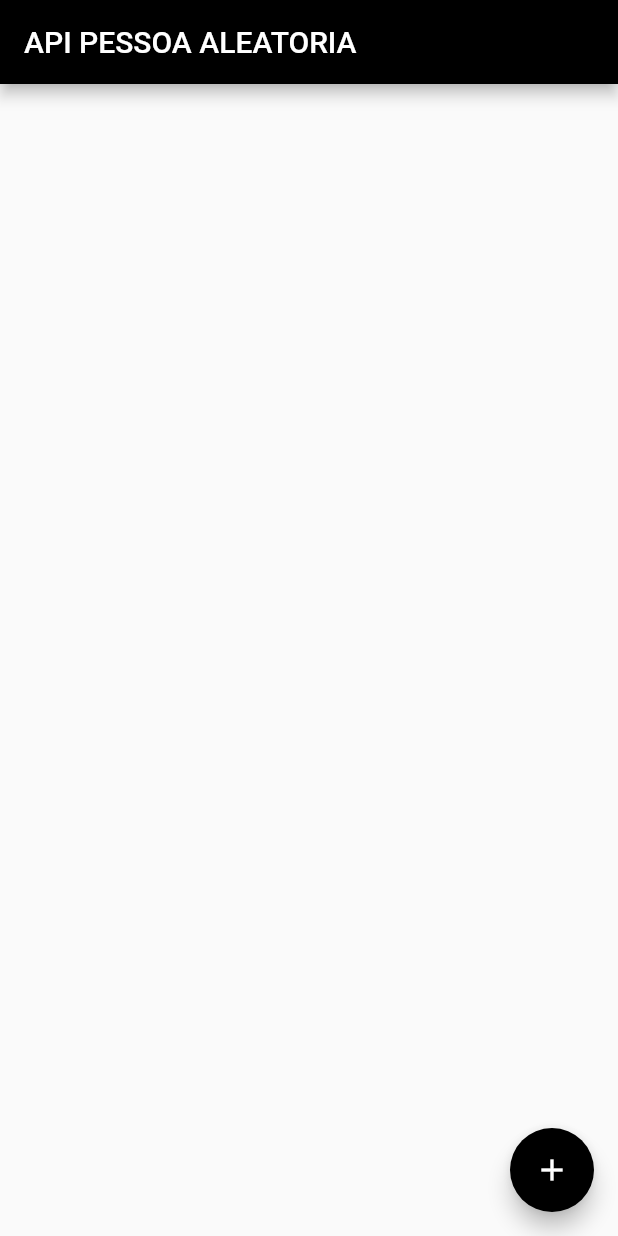
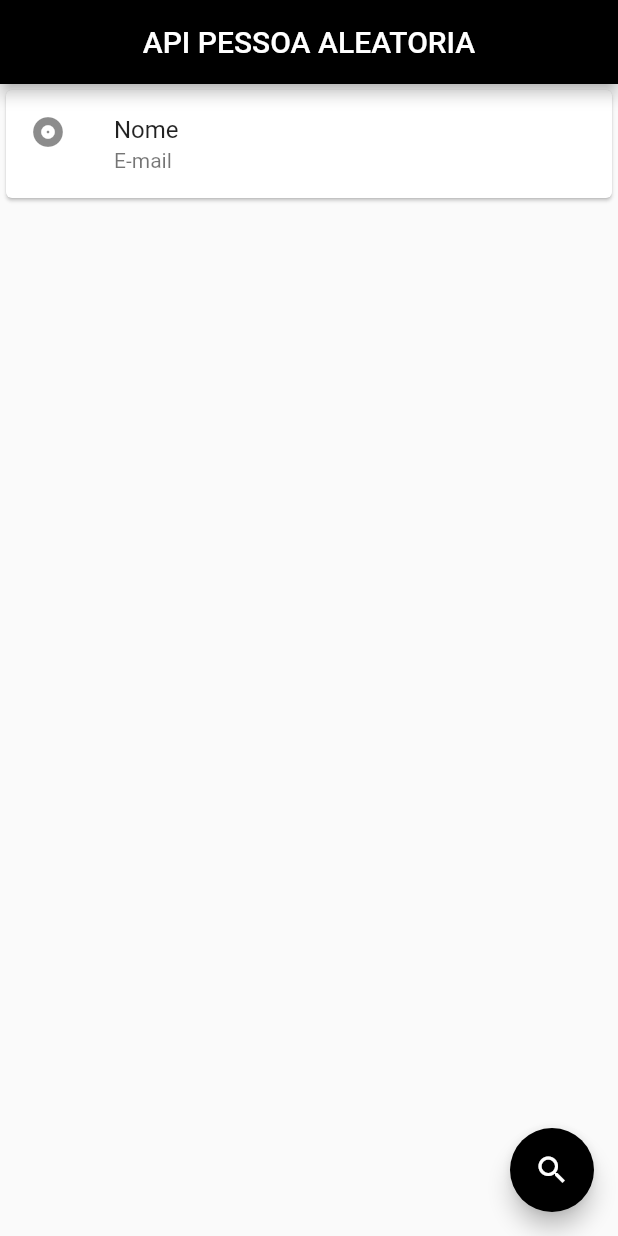
Before and after one commit to FabioHenrique023/API_PESSOA_ALEATORIA, a Flutter app: the screen it shows after launch, on a phone screen of 412 x 824 dp. Run offline on Flutter 3.47's test engine with Material 2 defaults, Android fonts, the phone set to English and light mode, and no system bars.

Commit message:
criação card

```diff
--- a/lib/main.dart
+++ b/lib/main.dart
@@ -35,16 +35,28 @@ class _MyHomePageState extends State<MyHomePage> {
   Widget build(BuildContext context) {
     return Scaffold(
       appBar: AppBar(
+        centerTitle: true,
         title: const Text(
           'API PESSOA ALEATORIA',
-            textAlign: TextAlign.center
           ),
         backgroundColor: Colors.black
       ),
+      body: Card(
+        child: Column(
+          mainAxisSize: MainAxisSize.min,
+          children: const <Widget>[
+            ListTile(
+              leading: Icon(Icons.album),
+              title: Text('Nome'),
+              subtitle: Text('E-mail'),
+            )
+          ],
+        ),
+      ),
       floatingActionButton: const FloatingActionButton(
         onPressed: null,
-        tooltip: 'CLIQUE-ME',
-        child: Icon(Icons.add),
+        tooltip: 'PESQUISAR',
+        child: Icon(Icons.search),
         backgroundColor: Colors.black,
         ),
     );
```
